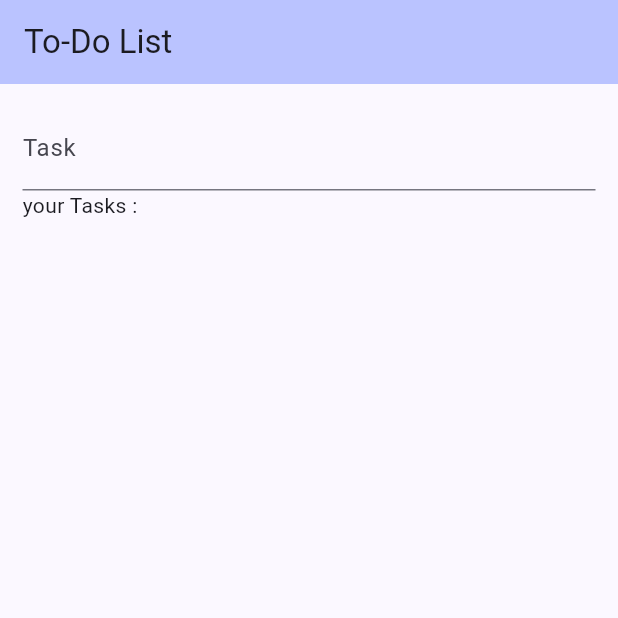
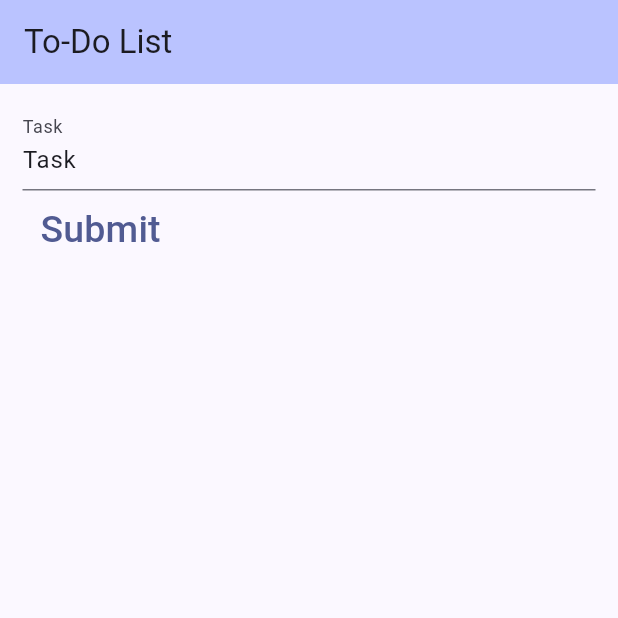
Before and after one commit to Neeth-N/todo_list_flutter, a Flutter app: the screen it shows after launch, on a phone screen of 412 x 824 dp, the top half of it. Run offline on Flutter 3.47's test engine with Material 3 defaults, Android fonts, the phone set to English and light mode, and no system bars.

Commit message:
Third Commit

```diff
--- a/lib/main.dart
+++ b/lib/main.dart
@@ -1,3 +1,4 @@
+import 'package:flutter/cupertino.dart';
 import 'package:flutter/material.dart';
 import 'package:flutter/widgets.dart';
 
@@ -22,7 +23,7 @@ class MyApp extends StatelessWidget {
 }
 
 class ToDoPage extends StatefulWidget {
-  const ToDoPage({super.key, required this.title});
+  const ToDoPage({Key? key, required this.title}) : super(key: key);
 
   final String title;
 
@@ -32,11 +33,13 @@ class ToDoPage extends StatefulWidget {
 
 class _ToDoState extends State<ToDoPage> {
 
-
-  String task = '';
+  String curv = 'Task';
+  List<String> task = [];
+  // final _formKey = GlobalKey<FormState>();
+  GlobalKey<FormState> formkey = GlobalKey();
   @override
   Widget build(BuildContext context) {
-
+    print(curv);
     return Scaffold(
       appBar: AppBar(
         backgroundColor: Theme.of(context).colorScheme.inversePrimary,
@@ -45,19 +48,42 @@ class _ToDoState extends State<ToDoPage> {
       body: Padding(
         padding: const EdgeInsets.all(15),
         child: Column(
+          key: formkey,
           mainAxisAlignment: MainAxisAlignment.start,
           crossAxisAlignment: CrossAxisAlignment.start,
           children: <Widget>[
-            TextField(
-              onSubmitted: (value) => setState(() => task = value),
-              textInputAction: TextInputAction.done,
+            TextFormField(
+              // onSubmitted: (value) => setState(() => task = value),
+              initialValue: curv,
+              validator: (val){
+                  if (val != null) {
+                    val = val.trim();
+                    if(val.isNotEmpty) {
+                      task.add(val);
+                      print(task);
+                      setState(() {});
+                    }
+                  }
+                  else{
+                    return 'Enter Something';
+                  }
+                  return null;
+              },
+              // textInputAction: TextInputAction.done,
               decoration: const InputDecoration(
                 labelText: "Task",
                 hintText: "Enter your Task here",
               ),
             ),
-            Text('your Tasks : '),
-            Text(task),
+            TextButton(
+                onPressed: (){
+                  if (formkey.currentState!.validate()) {
+                    formkey.currentState!.reset();
+                  }
+                },
+                child:
+                Text('Submit', style: TextStyle(fontSize: 25))
+            ),
           ],
         ),
       ),
```
